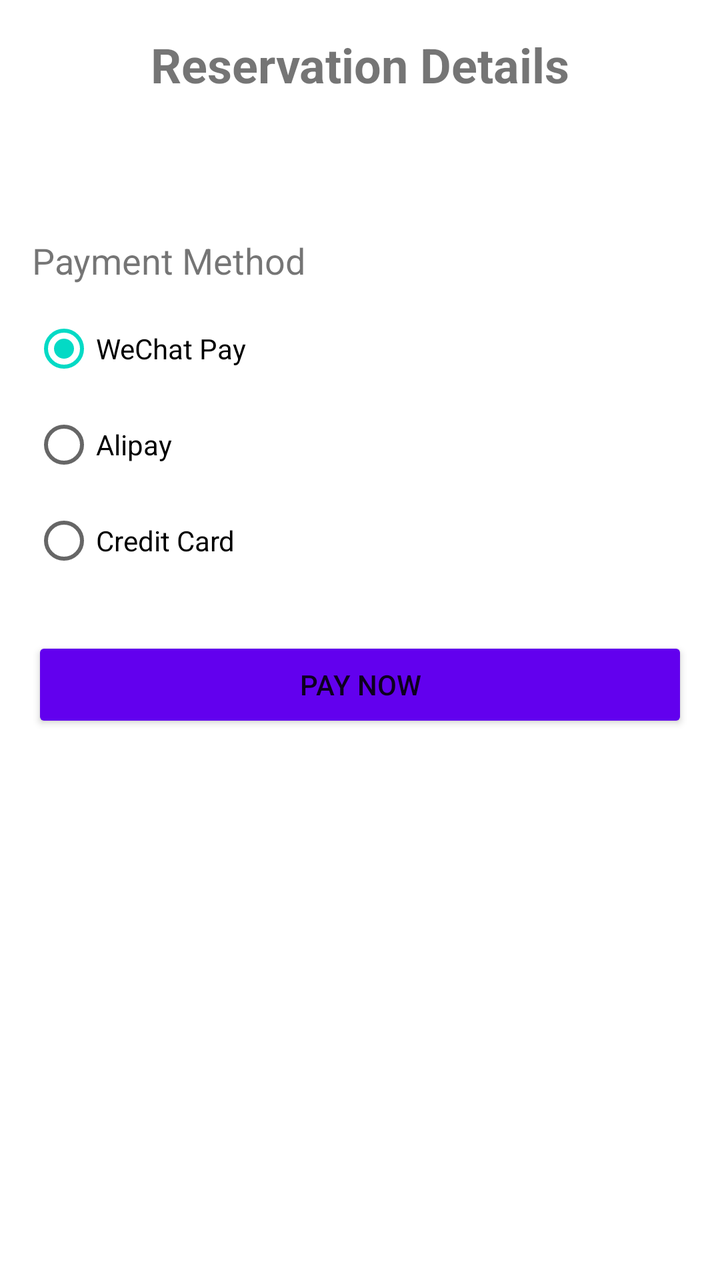
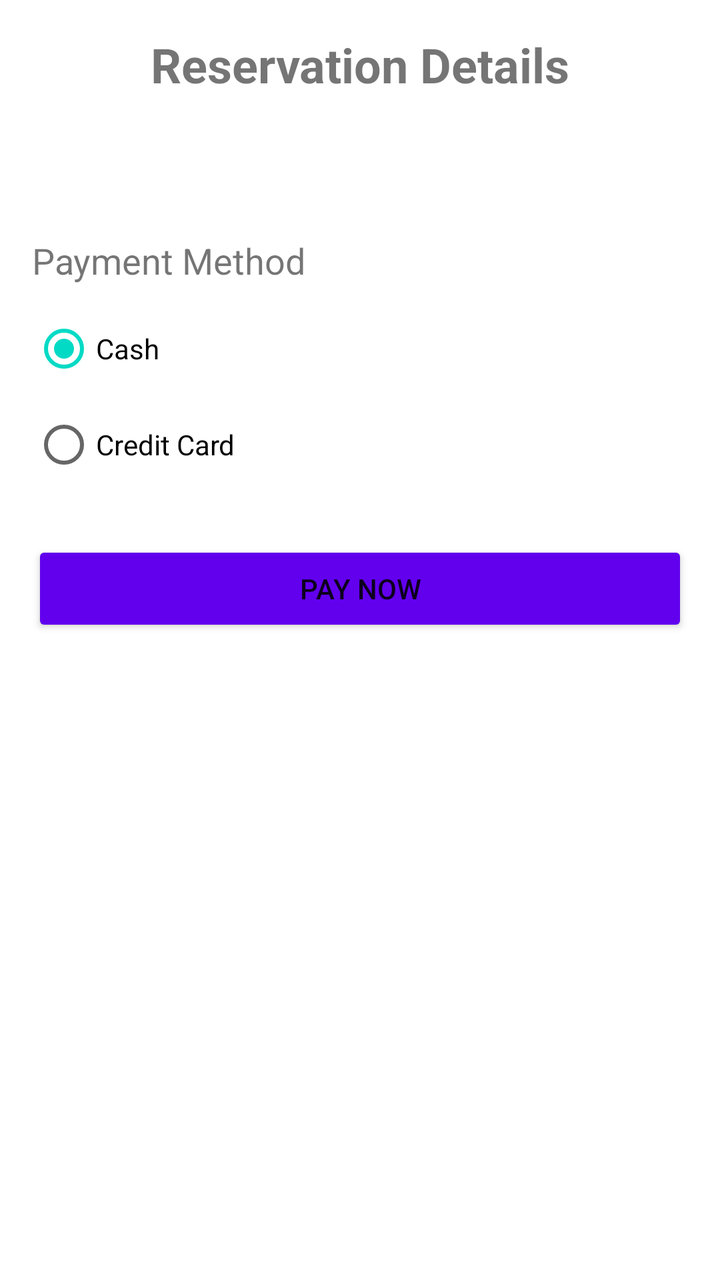

Compare the two renders of this Android layout. The source of the first and the diff that turns it into the second are given below.
<!-- AndroidManifest.xml: application theme Theme.ParkingReservationApp -->
<!-- res/layout/activity_payment.xml -->
<?xml version="1.0" encoding="utf-8"?>
<LinearLayout xmlns:android="http://schemas.android.com/apk/res/android"
    xmlns:tools="http://schemas.android.com/tools"
    android:layout_width="match_parent"
    android:layout_height="match_parent"
    android:orientation="vertical"
    android:padding="16dp"
    tools:context=".activities.PaymentActivity">

    <TextView
        android:layout_width="match_parent"
        android:layout_height="wrap_content"
        android:text="Reservation Details"
        android:textSize="24sp"
        android:textStyle="bold"
        android:gravity="center"
        android:layout_marginBottom="24dp"/>

    <TextView
        android:id="@+id/tvReservationDetails"
        android:layout_width="match_parent"
        android:layout_height="wrap_content"
        android:textSize="16sp"
        android:lineSpacingMultiplier="1.2"
        android:layout_marginBottom="24dp"/>

    <TextView
        android:layout_width="match_parent"
        android:layout_height="wrap_content"
        android:text="Payment Method"
        android:textSize="18sp"
        android:layout_marginBottom="8dp"/>

    <RadioGroup
        android:layout_width="match_parent"
        android:layout_height="wrap_content"
        android:orientation="vertical"
        android:layout_marginBottom="24dp">

        <RadioButton
            android:layout_width="wrap_content"
            android:layout_height="wrap_content"
            android:text="WeChat Pay"
            android:checked="true"/>

        <RadioButton
            android:layout_width="wrap_content"
            android:layout_height="wrap_content"
            android:text="Alipay"/>

        <RadioButton
            android:layout_width="wrap_content"
            android:layout_height="wrap_content"
            android:text="Credit Card"/>
    </RadioGroup>

    <Button
        android:id="@+id/btnPay"
        android:layout_width="match_parent"
        android:layout_height="wrap_content"
        android:text="Pay Now"
        android:backgroundTint="@color/purple_500"/>
</LinearLayout>
<!-- resources referenced by this layout -->
<resources>
  <color name="purple_500">#FF6200EE</color>
  <style name="Theme.ParkingReservationApp" parent="Theme.MaterialComponents.DayNight.DarkActionBar">
          
          <item name="colorPrimary">@color/purple_500</item>
          <item name="colorPrimaryVariant">@color/purple_700</item>
          <item name="colorOnPrimary">@color/white</item>
          
          <item name="colorSecondary">@color/teal_200</item>
          <item name="colorSecondaryVariant">@color/teal_700</item>
          <item name="colorOnSecondary">@color/black</item>
          
          <item name="android:statusBarColor" tools:targetApi="l">?attr/colorPrimaryVariant</item>
          
      </style>
  <color name="purple_700">#FF3700B3</color>
  <color name="white">#FFFFFFFF</color>
  <color name="teal_200">#FF03DAC5</color>
  <color name="teal_700">#FF018786</color>
  <color name="black">#FF000000</color>
</resources>

<!-- the commit's change to res/layout/activity_payment.xml (unified diff, before → after) -->
@@ -32,27 +32,26 @@
         android:layout_marginBottom="8dp"/>
 
     <RadioGroup
+        android:id="@+id/paymentMethodGroup"
         android:layout_width="match_parent"
         android:layout_height="wrap_content"
         android:orientation="vertical"
         android:layout_marginBottom="24dp">
 
         <RadioButton
+            android:id="@+id/rbCash"
             android:layout_width="wrap_content"
             android:layout_height="wrap_content"
-            android:text="WeChat Pay"
+            android:text="Cash"
             android:checked="true"/>
 
         <RadioButton
-            android:layout_width="wrap_content"
-            android:layout_height="wrap_content"
-            android:text="Alipay"/>
-
-        <RadioButton
+            android:id="@+id/rbCreditCard"
             android:layout_width="wrap_content"
             android:layout_height="wrap_content"
             android:text="Credit Card"/>
     </RadioGroup>
+
 
     <Button
         android:id="@+id/btnPay"
